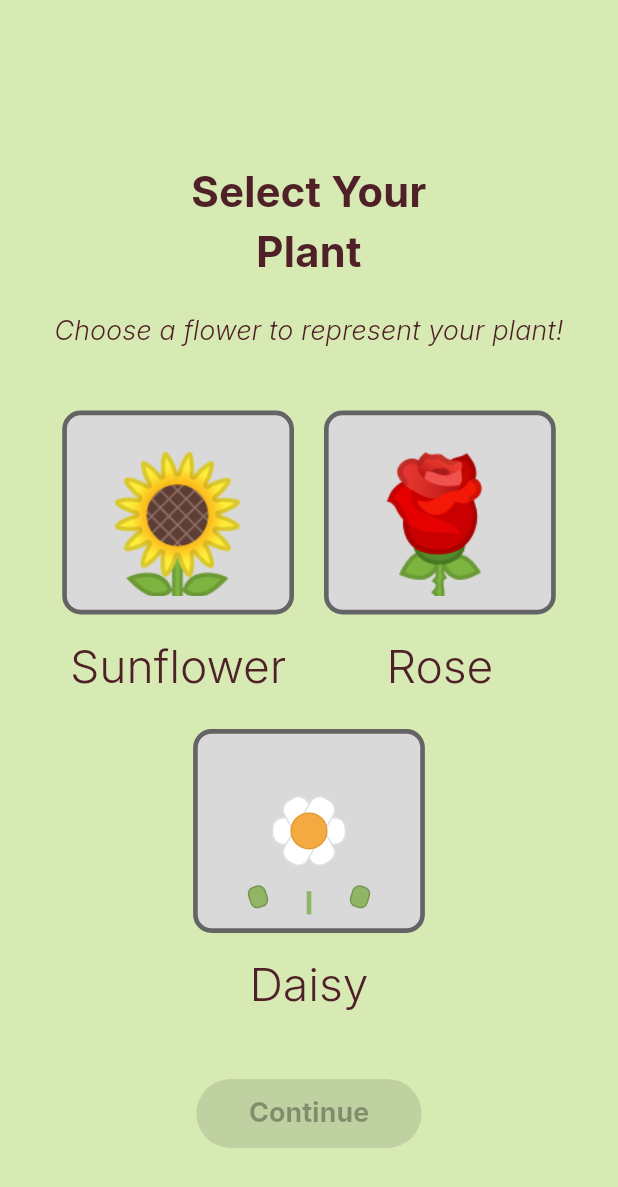
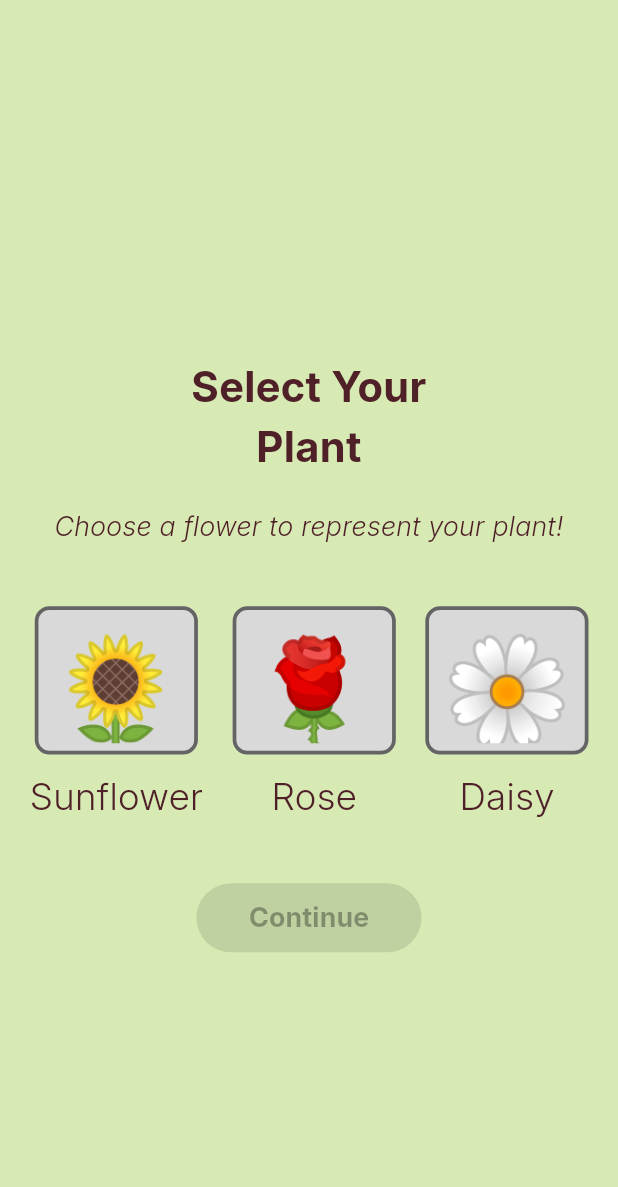
Before and after one commit to maureensanchez99/we_hack2025, a Flutter app: the FlowerPickPage screen opened directly, on a phone screen of 412 x 824 dp. Shown: the top 1187 px of the screen. Run offline on Flutter 3.47's test engine with Material 3 defaults, Android fonts, the phone set to English and light mode, and no system bars; our stand-ins replace flutter_svg, permission_handler, shared_preferences; missing offline and left inert: flutter_reactive_ble; accounts and stored records are empty.

Commit message:
adjusted flower options sizes

```diff
--- a/lib/pages/daily_reminder.dart
+++ b/lib/pages/daily_reminder.dart
@@ -19,12 +19,12 @@ class DailyReminderHome extends StatelessWidget {
   @override
   Widget build(BuildContext context) {
 
-    void sendBlinkCommand() async {
+    /*void sendBlinkCommand() async {
       final messenger = BluetoothMessenger();
 
       // Send a single-character message (e.g., 'a')
       await messenger.sendMessage("g");
-    }
+    }*/
 
     return Scaffold(
       backgroundColor: DailyReminder.greenBg,
--- a/lib/pages/flower_pick_page.dart
+++ b/lib/pages/flower_pick_page.dart
@@ -34,98 +34,6 @@ class _FlowerPickPageState extends State<FlowerPickPage> {
     prefs.setString('selectedFlower', flower);
   }
 
-  Widget buildDaisy(double size) {
-    return Container(
-      height: size,
-      width: size,
-      child: Stack(
-        alignment: Alignment.center,
-        children: [
-          // Stem
-          Positioned(
-            bottom: 0,
-            child: Container(
-              width: size * 0.05,
-              height: size * 0.25,
-              color: Color(0xFF90B564),
-            ),
-          ),
-          // Left leaf
-          Positioned(
-            bottom: size * 0.07,
-            left: size * 0.4,
-            child: Transform.rotate(
-              angle: -0.3,
-              child: Container(
-                width: size * 0.2,
-                height: size * 0.24,
-                decoration: BoxDecoration(
-                  color: Color(0xFF90B564),
-                  borderRadius: BorderRadius.circular(size * 0.08),
-                  border: Border.all(
-                    color: Color(0xFF75934F),
-                    width: size * 0.015,
-                  ),
-                ),
-              ),
-            ),
-          ),
-          // Right leaf
-          Positioned(
-            bottom: size * 0.07,
-            right: size * 0.4,
-            child: Transform.rotate(
-              angle: 0.3,
-              child: Container(
-                width: size * 0.2,
-                height: size * 0.24,
-                decoration: BoxDecoration(
-                  color: Color(0xFF90B564),
-                  borderRadius: BorderRadius.circular(size * 0.08),
-                  border: Border.all(
-                    color: Color(0xFF75934F),
-                    width: size * 0.015,
-                  ),
-                ),
-              ),
-            ),
-          ),
-          // Petals
-          ...List.generate(6, (index) {
-            return Transform.rotate(
-              angle: index * (3.14159 / 3), // 6 petals evenly spaced
-              child: Container(
-                width: size * 0.8,
-                height: size * 0.3,
-                decoration: BoxDecoration(
-                  color: Colors.white,
-                  borderRadius: BorderRadius.circular(size * 0.12),
-                  border: Border.all(
-                    color: Colors.grey[300]!,
-                    width: size * 0.015,
-                  ),
-                ),
-              ),
-            );
-          }),
-          // Center
-          Container(
-            width: size * 0.4,
-            height: size * 0.4,
-            decoration: BoxDecoration(
-              color: Color(0xFFF4AA41),
-              shape: BoxShape.circle,
-              border: Border.all(
-                color: Color(0xFFE09931),
-                width: size * 0.015,
-              ),
-            ),
-          ),
-        ],
-      ),
-    );
-  }
-
   Widget buildFlowerOption(String emoji, String label, double size) {
     final isSelected = selectedFlower == label;
     final isHovered = hoveredFlower == label;
@@ -144,23 +52,21 @@ class _FlowerPickPageState extends State<FlowerPickPage> {
           mainAxisSize: MainAxisSize.min,
           children: [
             Container(
-              width: size * 2.5,
-              height: size * 2.2,
-              padding: EdgeInsets.all(size * 0.15),
+              width: size * 2.2,
+              height: size * 2.0,
+              padding: EdgeInsets.all(size * 0.1),
               decoration: BoxDecoration(
                 border: Border.all(
-                  color: isSelected ? Color(0xFF2D5A27) : Colors.black54,
+                  color: isSelected ? const Color(0xFF2D5A27) : Colors.black54,
                   width: size * 0.05,
                 ),
                 borderRadius: BorderRadius.circular(size * 0.2),
-                color: isSelected || isHovered ? Color(0xFF2D5A27) : Color(0xFFD9D9D9),
+                color: isSelected || isHovered ? const Color(0xFF2D5A27) : const Color(0xFFD9D9D9),
               ),
-              child: label == 'Daisy'
-                  ? buildDaisy(size)
-                  : Center(
+              child: Center(
                 child: Text(
                   emoji,
-                        style: TextStyle(fontSize: size * 1.5),
+                  style: TextStyle(fontSize: size * 1.4),
                 ),
               ),
             ),
@@ -183,7 +89,7 @@ class _FlowerPickPageState extends State<FlowerPickPage> {
   @override
   Widget build(BuildContext context) {
     final screenWidth = MediaQuery.of(context).size.width;
-    final flowerSize = screenWidth * 0.15; // Adjust flower size based on screen width
+    final flowerSize = screenWidth * 0.12; // Dynamically adjust flower size based on screen width
 
     return Scaffold(
       backgroundColor: greenBg,
@@ -210,23 +116,17 @@ class _FlowerPickPageState extends State<FlowerPickPage> {
                   fontSize: 18, // Matches the subtitle font size in welcome_page.dart
                   fontWeight: FontWeight.w300,
                   color: brownText,
-                  fontStyle: FontStyle.italic
+                  fontStyle: FontStyle.italic,
                 ),
               ),
               const SizedBox(height: 40),
-              LayoutBuilder(
-                builder: (context, constraints) {
-                  return Wrap(
-                    spacing: 20,
-                    runSpacing: 20,
-                    alignment: WrapAlignment.center,
+              Row(
+                mainAxisAlignment: MainAxisAlignment.spaceEvenly,
                 children: [
                   buildFlowerOption('🌻', 'Sunflower', flowerSize),
                   buildFlowerOption('🌹', 'Rose', flowerSize),
                   buildFlowerOption('🌼', 'Daisy', flowerSize),
                 ],
-                  );
-                },
               ),
               const SizedBox(height: 40),
               ElevatedButton(
```
Lines whose indentation alone changed are shown as unchanged.
